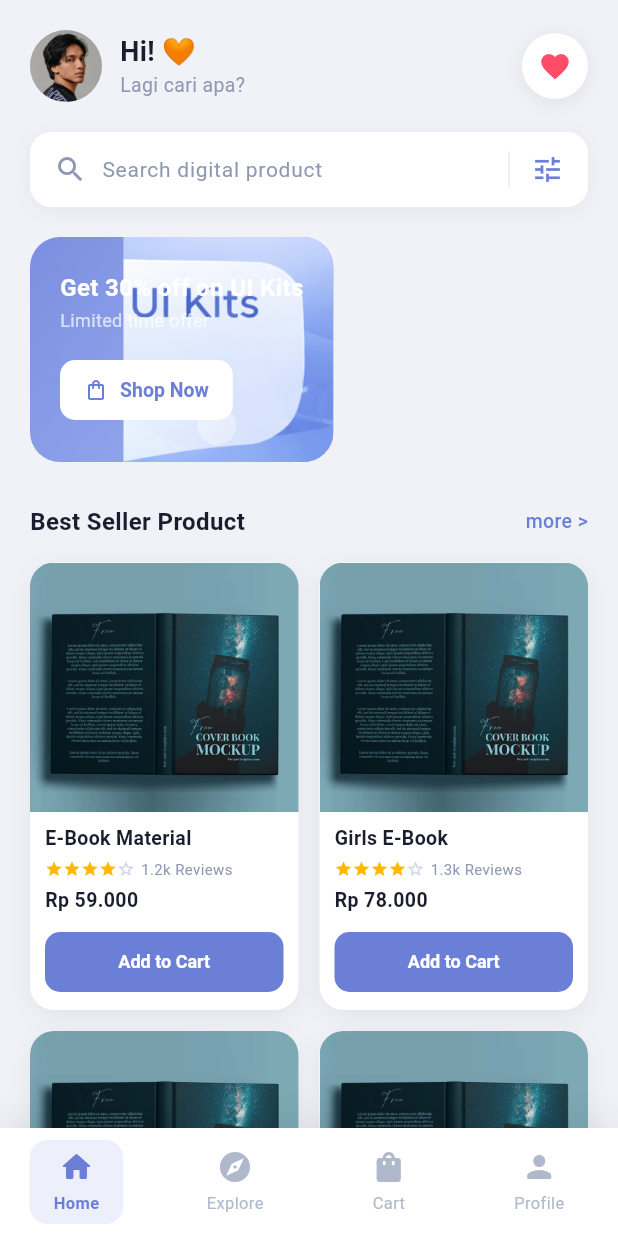
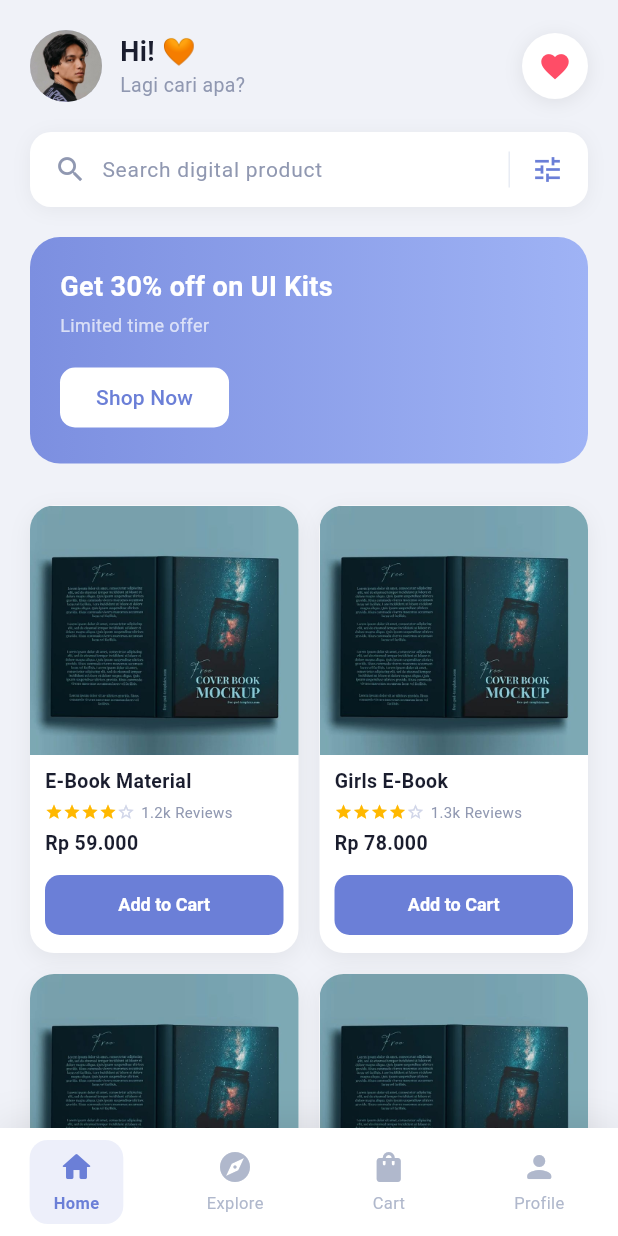
Before and after one commit to chiquixs/byteme_digital_marketplace, a Flutter app: the screen it shows after launch, on a phone screen of 412 x 824 dp. Run offline on Flutter 3.47's test engine with Material 3 defaults, Android fonts, the phone set to English and light mode, and no system bars.

Commit message:
banner revision

```diff
--- a/lib/views/home/home_page.dart
+++ b/lib/views/home/home_page.dart
@@ -163,8 +163,8 @@ class HomeContent extends StatelessWidget {
                   const SizedBox(height: 20),
                   _buildBannerPromo(),
                   const SizedBox(height: 28),
-                  _buildSectionHeader(),
-                  const SizedBox(height: 16),
+                  // _buildSectionHeader(),
+                  // const SizedBox(height: 16),
                 ],
               ),
             ),
@@ -323,152 +323,45 @@ class HomeContent extends StatelessWidget {
   // ----------------------------------------------------------
 Widget _buildBannerPromo() {
   return Container(
-      height: 150,
+    width: double.infinity,
+    // Hapus baris height: 150, agar fleksibel
+    padding: const EdgeInsets.all(20),
     decoration: BoxDecoration(
       borderRadius: BorderRadius.circular(20),
       gradient: const LinearGradient(
         colors: [Color(0xFF7C8FE0), Color(0xFF9FB3F5)],
-          begin: Alignment.topLeft,
-          end: Alignment.bottomRight,
       ),
     ),
-      child: Stack(
-        children: [
-          // Dekorasi lingkaran latar belakang
-          Positioned(
-            right: -20,
-            top: -20,
-            child: Container(
-              width: 120,
-              height: 120,
-              decoration: BoxDecoration(
-                shape: BoxShape.circle,
-                color: Colors.white.withOpacity(0.08),
-              ),
-            ),
-          ),
-          Positioned(
-            right: 30,
-            bottom: -30,
-            child: Container(
-              width: 90,
-              height: 90,
-              decoration: BoxDecoration(
-                shape: BoxShape.circle,
-                color: Colors.white.withOpacity(0.08),
-              ),
-            ),
-          ),
-          // Gambar banner kanan — memenuhi sisi kanan dengan proporsi terjaga
-          Positioned(
-            right: 0,
-            top: 0,
-            bottom: 0,
-            child: ClipRRect(
-              borderRadius: const BorderRadius.horizontal(
-                right: Radius.circular(20),
-              ),
-              child: SizedBox(
-                width: 140,
-                child: Image.asset(
-                  'assets/images/banner.png',
-                  fit: BoxFit.cover,
-                  alignment: Alignment.centerRight,
-                  errorBuilder: (_, __, ___) => Container(
-                    color: Colors.white.withOpacity(0.15),
-                    child: const Icon(
-                      Icons.phone_android_rounded,
-                      color: Colors.white54,
-                      size: 48,
-                    ),
-                  ),
-                ),
-              ),
-            ),
-          ),
-          // Teks dan tombol
-          Padding(
-            padding: const EdgeInsets.all(20),
     child: Column(
+      mainAxisSize: MainAxisSize.min, // Tambahkan ini agar Column tidak rakus ruang
       crossAxisAlignment: CrossAxisAlignment.start,
-              mainAxisAlignment: MainAxisAlignment.center,
       children: [
         const Text(
           'Get 30% off on UI Kits',
           style: TextStyle(
             color: Colors.white,
-                    fontSize: 16,
-                    fontWeight: FontWeight.w700,
-                    height: 1.2,
+            fontSize: 18,
+            fontWeight: FontWeight.bold,
           ),
         ),
         const SizedBox(height: 4),
         const Text(
           'Limited time offer',
-                  style: TextStyle(
-                    color: Colors.white70,
-                    fontSize: 12,
-                    fontWeight: FontWeight.w400,
+          style: TextStyle(color: Colors.white70, fontSize: 12),
         ),
-                ),
-                const SizedBox(height: 14),
-                ElevatedButton.icon(
+        const SizedBox(height: 16),
+        ElevatedButton(
           onPressed: () {},
-                  icon: const Icon(Icons.shopping_bag_outlined, size: 16),
-                  label: const Text(
-                    'Shop Now',
-                    style: TextStyle(
-                      fontSize: 13,
-                      fontWeight: FontWeight.w600,
-                    ),
-                  ),
           style: ElevatedButton.styleFrom(
             backgroundColor: Colors.white,
             foregroundColor: const Color(0xFF6B7FD7),
             elevation: 0,
-                    padding: const EdgeInsets.symmetric(
-                        horizontal: 16, vertical: 8),
-                    shape: RoundedRectangleBorder(
-                      borderRadius: BorderRadius.circular(10),
+            shape: RoundedRectangleBorder(borderRadius: BorderRadius.circular(10)),
           ),
-                    textStyle: const TextStyle(fontSize: 13),
-                  ),
+          child: const Text('Shop Now'),
         ),
       ],
     ),
-          ),
-        ],
-      ),
-    );
-  }
-
-  // ----------------------------------------------------------
-  // SECTION HEADER: Best Seller Product + more
-  // ----------------------------------------------------------
-  Widget _buildSectionHeader() {
-    return Row(
-      mainAxisAlignment: MainAxisAlignment.spaceBetween,
-      children: [
-        const Text(
-          'Best Seller Product',
-          style: TextStyle(
-            fontSize: 16,
-            fontWeight: FontWeight.w700,
-            color: Color(0xFF1A1D2E),
-          ),
-        ),
-        GestureDetector(
-          onTap: () {},
-          child: const Text(
-            'more >',
-            style: TextStyle(
-              fontSize: 13,
-              color: Color(0xFF6B7FD7),
-              fontWeight: FontWeight.w500,
-            ),
-          ),
-        ),
-      ],
   );
 }
 
```
Lines whose indentation alone changed are shown as unchanged.
